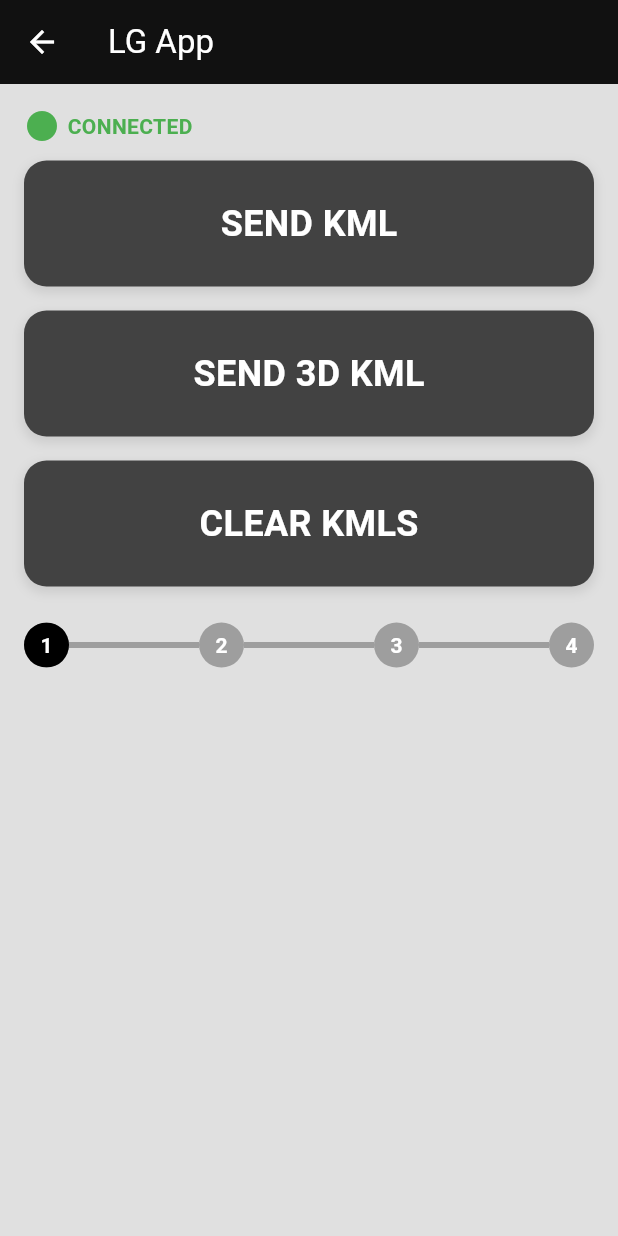
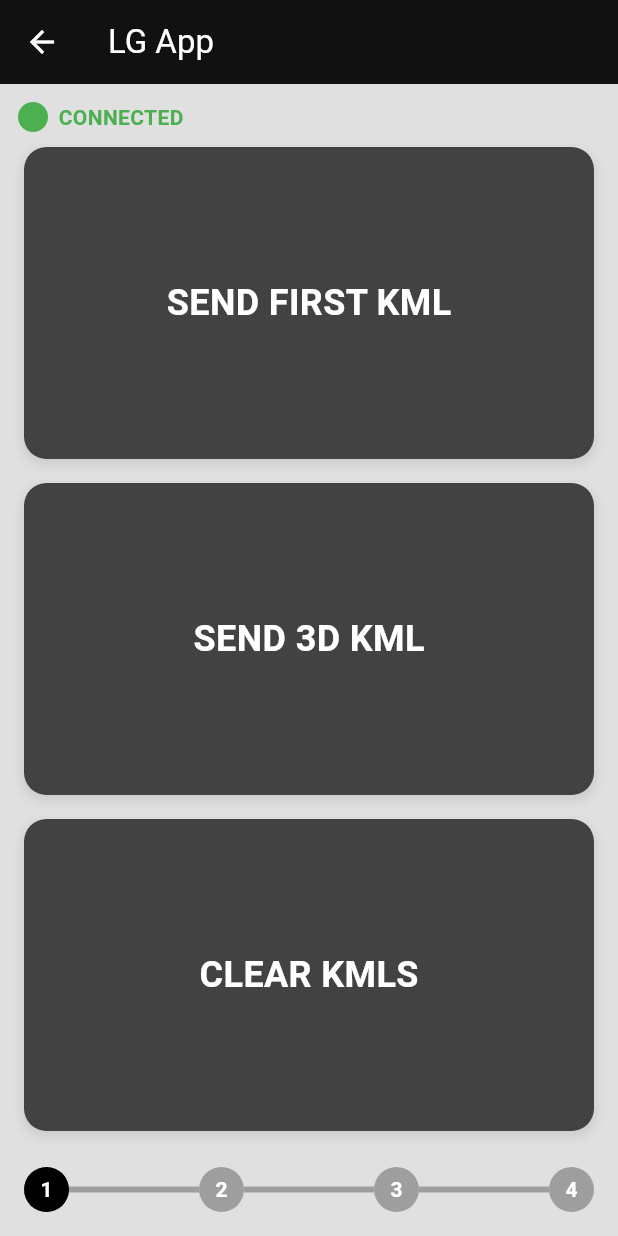
Before and after one commit to MarcHunter87/Marc-Baneres-Farran-GSoC-2025, a Flutter app: the HomeScreen screen opened directly, on a phone screen of 412 x 824 dp. Run offline on Flutter 3.47's test engine with Material 3 defaults, Android fonts, the light colour scheme and no system bars; our stand-ins replace lottie, shared_preferences; missing offline and left inert: dartssh2, flutter_animated_icons; accounts and stored records are empty.

Commit message:
Revert "update"
This reverts commit cdcf192836a12f4602caab4c43014788f53909ac.

```diff
--- a/UI Creation Challenges Marc Baneres Farran GSoC 2025/lib/screens/home_screen.dart
+++ b/UI Creation Challenges Marc Baneres Farran GSoC 2025/lib/screens/home_screen.dart
@@ -6,153 +6,6 @@ import 'package:flutter/services.dart' show rootBundle;
 import '../components/reusable_card.dart';
 
 bool connectionStatus = false;
-
-class HomeScreen extends StatefulWidget {
-  const HomeScreen({super.key});
-
-  @override
-  State<HomeScreen> createState() => _HomeScreenState();
-}
-
-class _HomeScreenState extends State<HomeScreen> {
-  late SSH ssh;
-  int targetProgress = 0;
-  int displayProgress = 0;
-
-  @override
-  void initState() {
-    super.initState();
-    ssh = SSH();
-    _connectToLG();
-  }
-
-  Future<void> _connectToLG() async {
-    bool? result = await ssh.connectToLG();
-    if (result != null && result) {
-      setState(() {
-        connectionStatus = true;
-        targetProgress = 1;
-      });
-      Future.delayed(const Duration(milliseconds: 500), () {
-        setState(() {
-          displayProgress = 1;
-        });
-      });
-    }
-  }
-
-  Future<void> _advanceProgress(int nextProgress) async {
-    if (nextProgress == displayProgress + 1) {
-      setState(() {
-        targetProgress = nextProgress;
-      });
-      Future.delayed(const Duration(milliseconds: 500), () {
-        setState(() {
-          displayProgress = nextProgress;
-        });
-      });
-    }
-  }
-
-  @override
-  Widget build(BuildContext context) {
-    return Scaffold(
-      resizeToAvoidBottomInset: false,
-      appBar: AppBar(
-        title: const Text('LG App'),
-      ),
-      body: SingleChildScrollView(
-        padding: const EdgeInsets.all(16.0),
-        child: Column(
-          crossAxisAlignment: CrossAxisAlignment.stretch,
-          children: [
-            Padding(
-              padding: const EdgeInsets.only(bottom: 3),
-              child: ConnectionFlag(
-                status: connectionStatus,
-              ),
-            ),
-            SizedBox(
-              height: 100,
-              child: ReusableCard(
-                colour: const Color(0xFF424242),
-                onPress: () async {
-                  String content = await rootBundle.loadString(
-                      'lib/files/kml/Night light in India during Diwali.kml');
-                  File? localFile = await ssh.makeFile(
-                      'Night light in India during Diwali', content);
-                  if (localFile != null) {
-                    await ssh.uploadKMLFile(
-                        localFile, 'Night light in India during Diwali');
-                    await ssh.loadKML('Night light in India during Diwali');
-                    await ssh.flyTo(content);
-                    _advanceProgress(2);
-                  } else {
-                    print('The file is null');
-                  }
-                },
-                cardChild: const Center(
-                  child: Text(
-                    'SEND KML',
-                    style: TextStyle(
-                        color: Colors.white,
-                        fontSize: 24,
-                        fontWeight: FontWeight.w700),
-                  ),
-                ),
-              ),
-            ),
-            SizedBox(
-              height: 100,
-              child: ReusableCard(
-                colour: const Color(0xFF424242),
-                onPress: () async {
-                  _advanceProgress(3);
-                },
-                cardChild: const Center(
-                  child: Text(
-                    'SEND 3D KML',
-                    style: TextStyle(
-                      color: Colors.white,
-                      fontSize: 24,
-                      fontWeight: FontWeight.w700,
-                    ),
-                  ),
-                ),
-              ),
-            ),
-            SizedBox(
-              height: 100,
-              child: ReusableCard(
-                colour: const Color(0xFF424242),
-                onPress: () async {
-                  await ssh.clearKML();
-                  _advanceProgress(4);
-                },
-                cardChild: const Center(
-                  child: Text(
-                    'CLEAR KMLS',
-                    style: TextStyle(
-                      color: Colors.white,
-                      fontSize: 24,
-                      fontWeight: FontWeight.w700,
-                    ),
-                  ),
-                ),
-              ),
-            ),
-            const SizedBox(height: 16),
-            MilestoneProgressBar(
-              targetProgress: targetProgress,
-              displayProgress: displayProgress,
-              totalMilestones: 4,
-            ),
-          ],
-        ),
-      ),
-    );
-  }
-}
 
 class AnimatedMilestoneCircle extends StatefulWidget {
   final int milestoneNumber;
@@ -167,8 +20,7 @@ class AnimatedMilestoneCircle extends StatefulWidget {
   }) : super(key: key);
 
   @override
-  _AnimatedMilestoneCircleState createState() =>
-      _AnimatedMilestoneCircleState();
+  _AnimatedMilestoneCircleState createState() => _AnimatedMilestoneCircleState();
 }
 
 class _AnimatedMilestoneCircleState extends State<AnimatedMilestoneCircle>
@@ -306,3 +158,155 @@ class MilestoneProgressBar extends StatelessWidget {
     );
   }
 }
+
+class HomeScreen extends StatefulWidget {
+  const HomeScreen({super.key});
+
+  @override
+  State<HomeScreen> createState() => _HomeScreenState();
+}
+
+class _HomeScreenState extends State<HomeScreen> {
+  late SSH ssh;
+  int targetProgress = 0;
+  int displayProgress = 0;
+
+  @override
+  void initState() {
+    super.initState();
+    ssh = SSH();
+    _connectToLG();
+  }
+
+  Future<void> _connectToLG() async {
+    bool? result = await ssh.connectToLG();
+    if (result != null && result) {
+      setState(() {
+        connectionStatus = true;
+        targetProgress = 1;
+      });
+      Future.delayed(const Duration(milliseconds: 500), () {
+        setState(() {
+          displayProgress = 1;
+        });
+      });
+    }
+  }
+
+  Future<void> _advanceProgress(int nextProgress) async {
+    setState(() {
+      targetProgress = nextProgress;
+    });
+    Future.delayed(const Duration(milliseconds: 500), () {
+      setState(() {
+        displayProgress = nextProgress;
+      });
+    });
+  }
+
+  @override
+  Widget build(BuildContext context) {
+    return Scaffold(
+      appBar: AppBar(
+        title: const Text('LG App'),
+      ),
+      body: Column(
+        crossAxisAlignment: CrossAxisAlignment.stretch,
+        children: [
+          Padding(
+            padding: const EdgeInsets.only(top: 10, left: 10),
+            child: ConnectionFlag(
+              status: connectionStatus,
+            ),
+          ),
+          Expanded(
+            child: Padding(
+              padding: const EdgeInsets.symmetric(horizontal: 16.0),
+              child: Column(
+                children: [
+                  Expanded(
+                    child: ReusableCard(
+                      colour: const Color(0xFF424242),
+                      onPress: () async {
+                        if (displayProgress != 1) return;
+                        String content = await rootBundle.loadString(
+                            'lib/files/kml/Night light in India during Diwali.kml');
+                        File? localFile = await ssh.makeFile(
+                            'Night light in India during Diwali', content);
+                        if (localFile != null) {
+                          await ssh.uploadKMLFile(
+                              localFile, 'Night light in India during Diwali');
+                          await ssh.loadKML('Night light in India during Diwali');
+                          await ssh.flyTo(content);
+                          _advanceProgress(2);
+                        } else {
+                          print('The file is null');
+                        }
+                      },
+                      cardChild: const Center(
+                        child: Text(
+                          'SEND FIRST KML',
+                          style: TextStyle(
+                              color: Colors.white,
+                              fontSize: 24,
+                              fontWeight: FontWeight.w700),
+                        ),
+                      ),
+                    ),
+                  ),
+                  Expanded(
+                    child: ReusableCard(
+                      colour: const Color(0xFF424242),
+                      onPress: () async {
+                        if (displayProgress != 2) return;
+                        _advanceProgress(3);
+                      },
+                      cardChild: const Center(
+                        child: Text(
+                          'SEND 3D KML',
+                          style: TextStyle(
+                            color: Colors.white,
+                            fontSize: 24,
+                            fontWeight: FontWeight.w700,
+                          ),
+                        ),
+                      ),
+                    ),
+                  ),
+                  Expanded(
+                    child: ReusableCard(
+                      colour: const Color(0xFF424242),
+                      onPress: () async {
+                        if (displayProgress != 3) return;
+                        await ssh.clearKML();
+                        _advanceProgress(4);
+                      },
+                      cardChild: const Center(
+                        child: Text(
+                          'CLEAR KMLS',
+                          style: TextStyle(
+                            color: Colors.white,
+                            fontSize: 24,
+                            fontWeight: FontWeight.w700,
+                          ),
+                        ),
+                      ),
+                    ),
+                  ),
+                ],
+              ),
+            ),
+          ),
+          Padding(
+            padding: const EdgeInsets.all(16.0),
+            child: MilestoneProgressBar(
+              targetProgress: targetProgress,
+              displayProgress: displayProgress,
+              totalMilestones: 4,
+            ),
+          ),
+        ],
+      ),
+    );
+  }
+}
```
